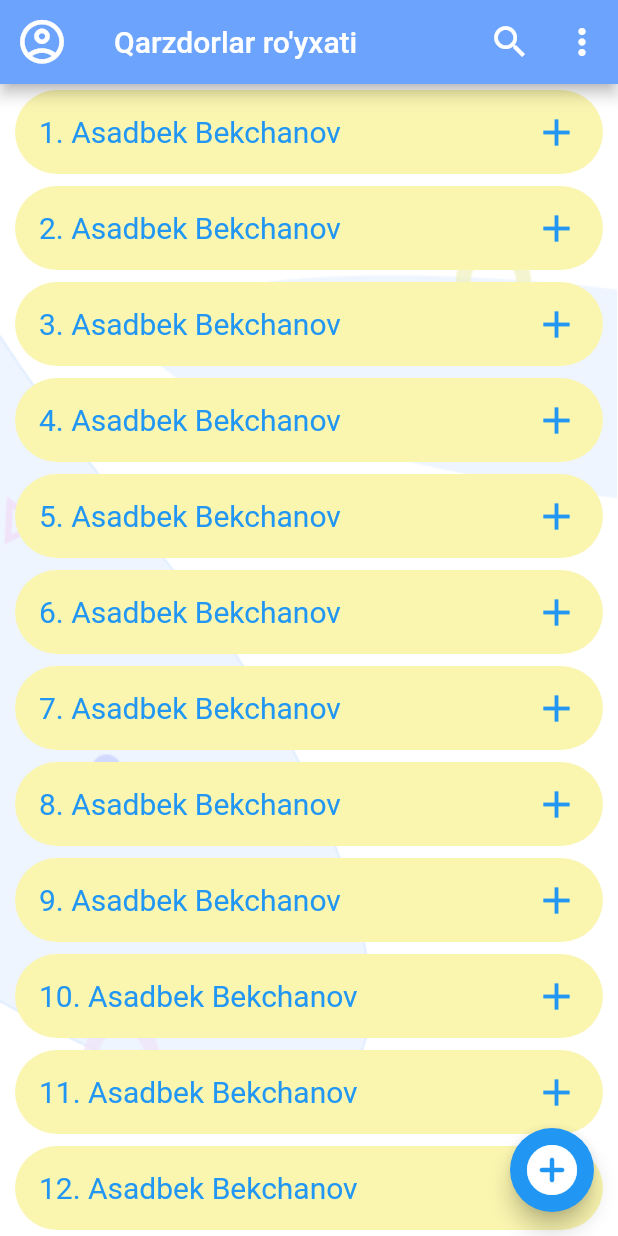
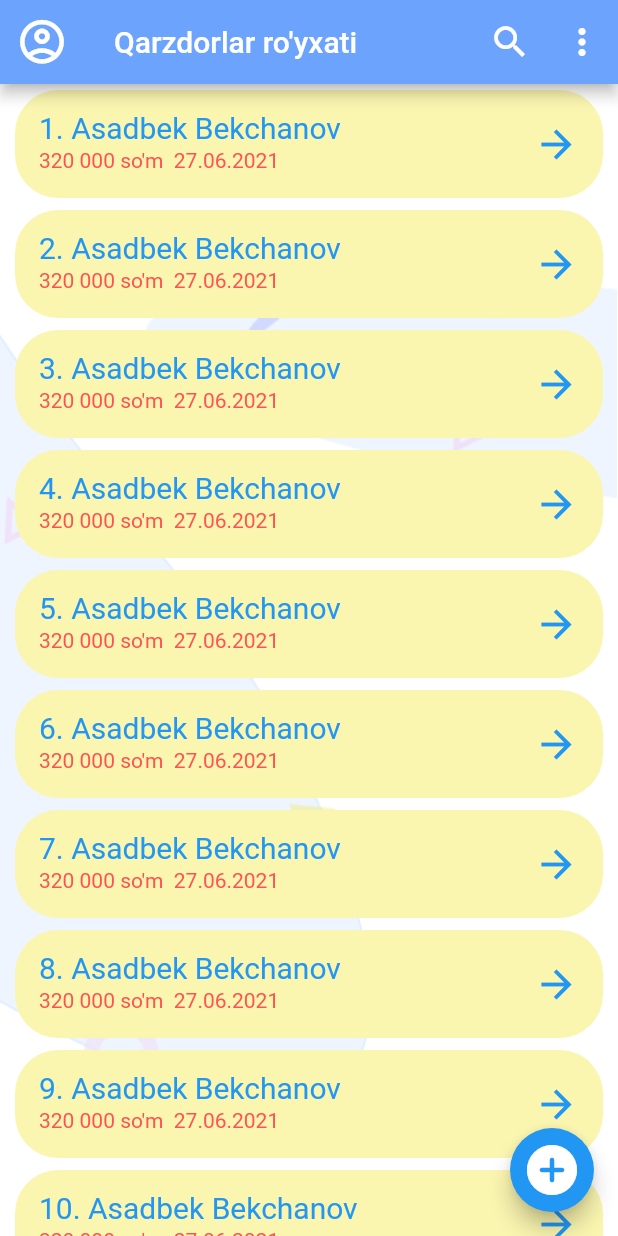
Before and after one commit to Khusinov/Debtorss, a Flutter app: the screen it shows after launch, after a tap on "KIRISH", on a phone screen of 412 x 824 dp. Run offline on Flutter 3.47's test engine with Material 2 defaults, Android fonts, the phone set to English and light mode, and no system bars; our stand-ins replace flutter_svg.

Commit message:
add screen

```diff
--- a/lib/Screens/List/components/body.dart
+++ b/lib/Screens/List/components/body.dart
@@ -1,6 +1,8 @@
+import 'package:debtors/Screens/Add/addAccount.dart';
 import 'package:flutter/material.dart';
 import 'package:debtors/constants.dart';
 import 'package:flutter_svg/flutter_svg.dart';
+import 'package:debtors/Screens/Details/details.dart';
 
 class Body extends StatefulWidget {
   @override
@@ -8,38 +10,42 @@ class Body extends StatefulWidget {
 }
 
 class _BodyState extends State<Body> {
-  ListView buildListView() {
+  ListView buildListView(BuildContext context) {
     return ListView.builder(
       itemCount: 50,
       itemBuilder: (_, index) {
         return GestureDetector(
-          onTap: () => {
-            print('$index'),
-          }
-
-          ,
-          child: Container
-          (
-            padding: EdgeInsets.symmetric(vertical: 4,horizontal: 10),
+          onTap: () => {},
+          child: Container(
+            padding: EdgeInsets.symmetric(vertical: 4, horizontal: 10),
             child: ClipRRect(
               borderRadius: BorderRadius.circular(29),
-
               child: Container(
-
                 color: kPrimaryYellow,
                 child: ListTile(
                   title: Text(
-                  '${index+1}. Asadbek Bekchanov',
+                    '${index + 1}. Asadbek Bekchanov',
                     style: TextStyle(
                       color: Colors.blue,
                       fontSize: 20,
                     ),
                   ),
+                  subtitle: Text(
+                    '320 000 so\'m  27.06.2021',
+                    style: TextStyle(color: Colors.redAccent),
+                  ),
                   trailing: Icon(
-                 Icons.add,
+                    Icons.arrow_forward,
                     size: 30,
                     color: Colors.blue,
                   ),
+                  onTap: () {
+                    Navigator.push(
+                      context,
+                      MaterialPageRoute(
+                          builder: (context) => DetailPage(index)),
+                    );
+                  },
                 ),
               ),
             ),
@@ -54,17 +60,19 @@ class _BodyState extends State<Body> {
     return Scaffold(
       floatingActionButton: FloatingActionButton(
         onPressed: () {
-
+          Navigator.push(
+              context, MaterialPageRoute(builder: (context) => AddAccount()));
         },
         child: Icon(
           Icons.add_circle_rounded,
           size: 40,
-          ),),
+        ),
+      ),
       body: Container(
         child: Stack(
           children: [
             Image.asset("assets/images/background.png"),
-            buildListView(),
+            buildListView(context),
           ],
         ),
       ),
```
Also changed, not shown: lib/Screens/Add/addAccount.dart (+9 -5 lines), lib/Screens/Details/details.dart (added, +107 -0 lines). Lines whose indentation alone changed are shown as unchanged.
